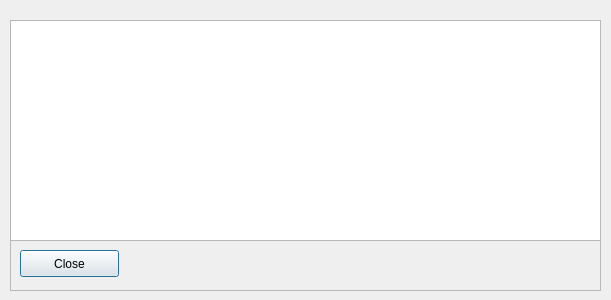
Qt form databasedialog.ui (MikPak/MD5-generator) before a commit.
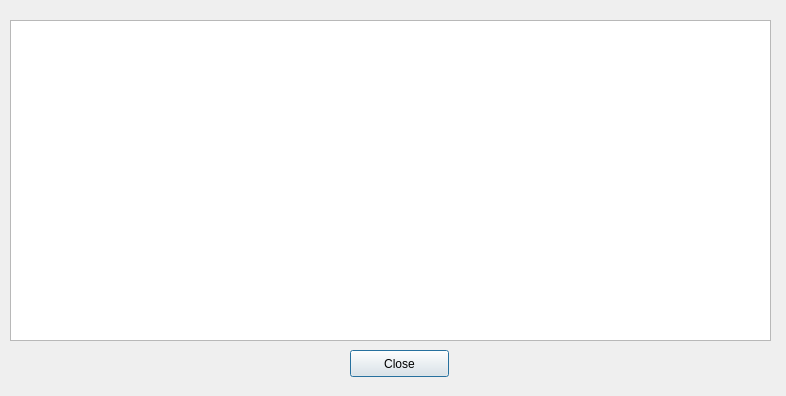
The same form after that commit.

Diff of the .ui file:
```diff
--- a/databasedialog.ui
+++ b/databasedialog.ui
@@ -6,10 +6,28 @@
    <rect>
     <x>0</x>
     <y>0</y>
-    <width>611</width>
-    <height>300</height>
+    <width>786</width>
+    <height>396</height>
    </rect>
   </property>
+  <property name="sizePolicy">
+   <sizepolicy hsizetype="Fixed" vsizetype="Fixed">
+    <horstretch>0</horstretch>
+    <verstretch>0</verstretch>
+   </sizepolicy>
+  </property>
+  <property name="minimumSize">
+   <size>
+    <width>786</width>
+    <height>396</height>
+   </size>
+  </property>
+  <property name="maximumSize">
+   <size>
+    <width>786</width>
+    <height>16777215</height>
+   </size>
+  </property>
   <property name="windowTitle">
    <string>Database</string>
   </property>
@@ -18,10 +36,16 @@
     <rect>
      <x>10</x>
      <y>20</y>
-     <width>591</width>
-     <height>271</height>
+     <width>761</width>
+     <height>321</height>
     </rect>
    </property>
+   <property name="sizePolicy">
+    <sizepolicy hsizetype="Maximum" vsizetype="Maximum">
+     <horstretch>0</horstretch>
+     <verstretch>0</verstretch>
+    </sizepolicy>
+   </property>
    <property name="frameShape">
     <enum>QFrame::StyledPanel</enum>
    </property>
@@ -33,16 +57,25 @@
      <rect>
       <x>0</x>
       <y>0</y>
-      <width>591</width>
-      <height>221</height>
+      <width>761</width>
+      <height>321</height>
      </rect>
     </property>
+    <property name="sizePolicy">
+     <sizepolicy hsizetype="Maximum" vsizetype="Maximum">
+      <horstretch>0</horstretch>
+      <verstretch>0</verstretch>
+     </sizepolicy>
+    </property>
+   </widget>
+   <zorder>tableView</zorder>
+   <zorder>verticalLayoutWidget</zorder>
    </widget>
    <widget class="QPushButton" name="pushButton_Close">
     <property name="geometry">
      <rect>
-      <x>10</x>
-      <y>230</y>
+     <x>350</x>
+     <y>350</y>
       <width>99</width>
       <height>27</height>
      </rect>
@@ -50,7 +83,6 @@
     <property name="text">
      <string>Close</string>
     </property>
-   </widget>
   </widget>
  </widget>
  <resources/>
```
Lines whose indentation alone changed are shown as unchanged.
